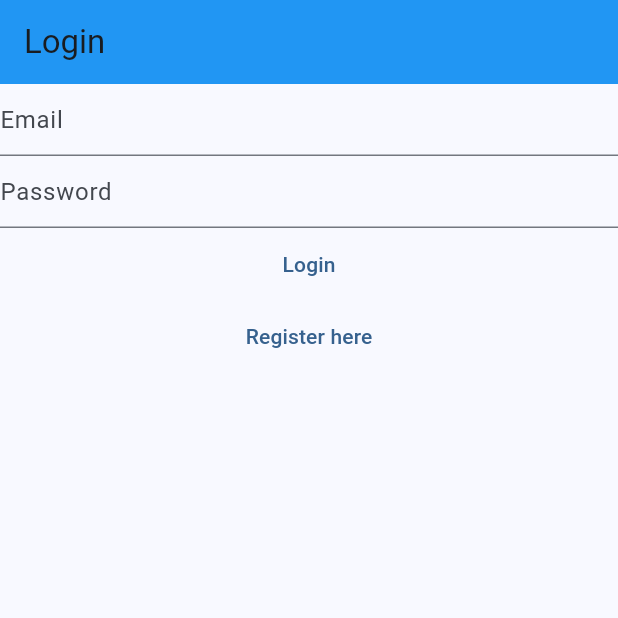
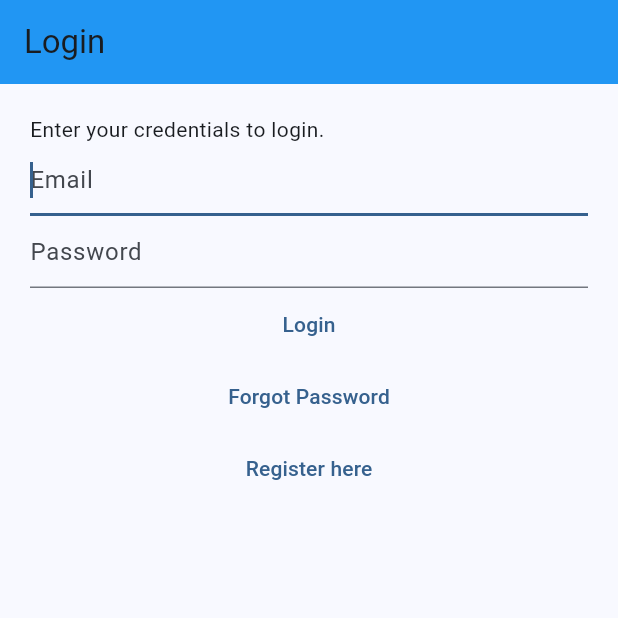
Before and after one commit to mohnishdeshpande/eznotes, a Flutter app: the screen it shows after launch, on a phone screen of 412 x 824 dp, the top half of it. Run offline on Flutter 3.47's test engine with Material 2 defaults, Android fonts, the phone set to English and light mode, and no system bars; our stand-ins replace bloc, cloud_firestore, equatable, firebase_auth, firebase_core, flutter_bloc and 1 more; accounts and stored records are empty.

Commit message:
final touches

```diff
--- a/lib/main.dart
+++ b/lib/main.dart
@@ -6,6 +6,7 @@ import 'package:mynotes/services/auth/bloc/auth_bloc.dart';
 import 'package:mynotes/services/auth/bloc/auth_event.dart';
 import 'package:mynotes/services/auth/bloc/auth_state.dart';
 import 'package:mynotes/services/auth/firebase_auth_provider.dart';
+import 'package:mynotes/views/forgot_password_view.dart';
 import 'package:mynotes/views/login_view.dart';
 import 'package:mynotes/views/notes/create_update_note_view.dart';
 import 'package:mynotes/views/notes/notes_view.dart';
@@ -53,6 +54,7 @@ class HomePage extends StatelessWidget {
           LoadingScreen().hide();
         }
       },
+      // bloc styled routing
       builder: (context, state) {
         if (state is AuthStateLoggedIn) {
           return const NotesView();
@@ -62,6 +64,8 @@ class HomePage extends StatelessWidget {
           return const LoginView();
         } else if (state is AuthStateRegistering) {
           return const RegisterView();
+        } else if (state is AuthStateForgotPassword) {
+          return const ForgotPasswordView();
         } else {
           return const Scaffold(
             body: CircularProgressIndicator(),
--- a/lib/services/auth/auth_provider.dart
+++ b/lib/services/auth/auth_provider.dart
@@ -19,4 +19,6 @@ abstract class AuthProvider {
   Future<void> logOut();
 
   Future<void> sendEmailVerification();
+
+  Future<void> sendPasswordReset({required String email});
 }
--- a/lib/services/auth/auth_service.dart
+++ b/lib/services/auth/auth_service.dart
@@ -40,6 +40,11 @@ class AuthService implements AuthProvider {
   }
 
   @override
+  Future<void> sendPasswordReset({required String email}) {
+    return provider.sendPasswordReset(email: email);
+  }
+
+  @override
   Future<void> initialise() {
     return provider.initialise();
   }
--- a/lib/services/auth/bloc/auth_event.dart
+++ b/lib/services/auth/bloc/auth_event.dart
@@ -32,3 +32,8 @@ class AuthEventRegister extends AuthEvent {
 class AuthEventShouldRegister extends AuthEvent {
   const AuthEventShouldRegister();
 }
+
+class AuthEventForgotPassword extends AuthEvent {
+  final String? email;
+  const AuthEventForgotPassword({this.email});
+}
--- a/lib/services/auth/bloc/auth_state.dart
+++ b/lib/services/auth/bloc/auth_state.dart
@@ -44,3 +44,14 @@ class AuthStateLoggedOut extends AuthState with EquatableMixin {
   @override
   List<Object?> get props => [exception, isLoading];
 }
+
+class AuthStateForgotPassword extends AuthState {
+  final Exception? exception;
+  final bool emailSent;
+
+  const AuthStateForgotPassword({
+    required this.exception,
+    required this.emailSent,
+    required super.isLoading,
+  });
+}
--- /dev/null
+++ b/lib/utils/dialogs/password_reset_email_sent_dialog.dart
@@ -0,0 +1,13 @@
+import 'package:flutter/material.dart';
+import 'package:mynotes/utils/dialogs/generic_dialog.dart';
+
+Future<void> showPasswordResetEmailSentDialog(BuildContext context) {
+  return showGenericDialog(
+    context: context,
+    title: 'Password Reset',
+    content: 'Password reset link has been sent. Please check you email.',
+    optionBuilder: () => {
+      'OK': null,
+    },
+  );
+}
--- a/lib/views/login_view.dart
+++ b/lib/views/login_view.dart
@@ -52,12 +52,17 @@ class _LoginViewState extends State<LoginView> {
           title: const Text('Login'),
           backgroundColor: Colors.blue,
         ),
-        body: Column(
+        body: Padding(
+          padding: const EdgeInsets.all(20.0),
+          child: Column(
+            crossAxisAlignment: CrossAxisAlignment.start,
             children: [
+              const Text('Enter your credentials to login.'),
               TextField(
                 controller: _email,
                 enableSuggestions: false,
                 autocorrect: false,
+                autofocus: true,
                 keyboardType: TextInputType.emailAddress,
                 decoration: const InputDecoration(
                   hintText: 'Email',
@@ -72,6 +77,8 @@ class _LoginViewState extends State<LoginView> {
                   hintText: 'Password',
                 ),
               ),
+              Center(
+                child: Column(children: [
                   TextButton(
                     onPressed: () {
                       context.read<AuthBloc>().add(AuthEventLogIn(
@@ -83,11 +90,20 @@ class _LoginViewState extends State<LoginView> {
                   ),
                   TextButton(
                     onPressed: () {
+                      context.read<AuthBloc>().add(const AuthEventForgotPassword());
+                    },
+                    child: const Text('Forgot Password'),
+                  ),
+                  TextButton(
+                    onPressed: () {
                       context.read<AuthBloc>().add(const AuthEventShouldRegister());
                     },
                     child: const Text('Register here'),
                   ),
+                ]),
+              )
             ],
+          ),
         ),
       ),
     );
```
Also changed, not shown: lib/services/auth/bloc/auth_bloc.dart (+37 -0 lines), lib/services/auth/firebase_auth_provider.dart (+18 -0 lines), lib/views/forgot_password_view.dart (added, +85 -0 lines), lib/views/register_view.dart (+11 -1 lines), 1 other file. Lines whose indentation alone changed are shown as unchanged.
